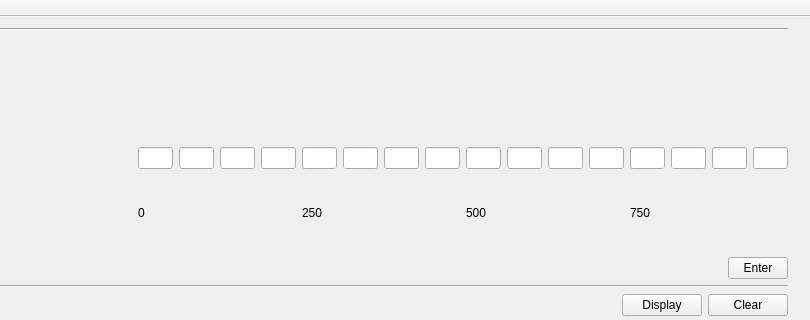
taoduo/QtSongWriter, file mainwindow.ui: the form before one commit; both pictures show x 150 to 960 and y 0 to 320 of the 960 by 717 pixel window.
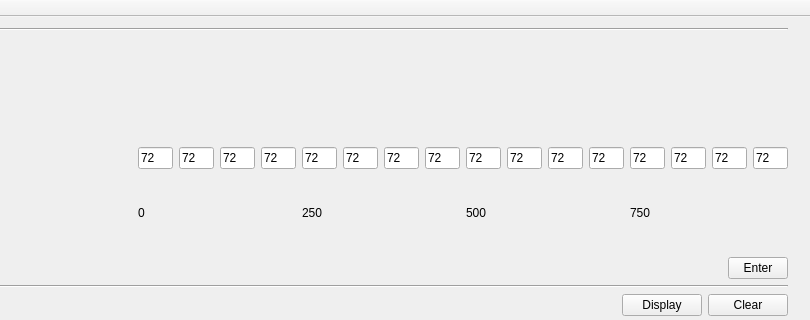
The form after the commit.

What changed in the file:
```diff
--- a/mainwindow.ui
+++ b/mainwindow.ui
@@ -102,6 +102,9 @@
                <height>16777215</height>
               </size>
              </property>
+             <property name="text">
+              <string>72</string>
+             </property>
             </widget>
            </item>
            <item>
@@ -112,6 +115,9 @@
                <height>16777215</height>
               </size>
              </property>
+             <property name="text">
+              <string>72</string>
+             </property>
             </widget>
            </item>
            <item>
@@ -122,6 +128,9 @@
                <height>16777215</height>
               </size>
              </property>
+             <property name="text">
+              <string>72</string>
+             </property>
             </widget>
            </item>
            <item>
@@ -132,6 +141,9 @@
                <height>16777215</height>
               </size>
              </property>
+             <property name="text">
+              <string>72</string>
+             </property>
             </widget>
            </item>
            <item>
@@ -142,6 +154,9 @@
                <height>16777215</height>
               </size>
              </property>
+             <property name="text">
+              <string>72</string>
+             </property>
             </widget>
            </item>
            <item>
@@ -152,6 +167,9 @@
                <height>16777215</height>
               </size>
              </property>
+             <property name="text">
+              <string>72</string>
+             </property>
             </widget>
            </item>
            <item>
@@ -162,6 +180,9 @@
                <height>16777215</height>
               </size>
              </property>
+             <property name="text">
+              <string>72</string>
+             </property>
             </widget>
            </item>
            <item>
@@ -172,6 +193,9 @@
                <height>16777215</height>
               </size>
              </property>
+             <property name="text">
+              <string>72</string>
+             </property>
             </widget>
            </item>
            <item>
@@ -182,6 +206,9 @@
                <height>16777215</height>
               </size>
              </property>
+             <property name="text">
+              <string>72</string>
+             </property>
             </widget>
            </item>
            <item>
@@ -192,6 +219,9 @@
                <height>16777215</height>
               </size>
              </property>
+             <property name="text">
+              <string>72</string>
+             </property>
             </widget>
            </item>
            <item>
@@ -202,6 +232,9 @@
                <height>16777215</height>
               </size>
              </property>
+             <property name="text">
+              <string>72</string>
+             </property>
             </widget>
            </item>
            <item>
@@ -212,6 +245,9 @@
                <height>16777215</height>
               </size>
              </property>
+             <property name="text">
+              <string>72</string>
+             </property>
             </widget>
            </item>
            <item>
@@ -222,6 +258,9 @@
                <height>16777215</height>
               </size>
              </property>
+             <property name="text">
+              <string>72</string>
+             </property>
             </widget>
            </item>
            <item>
@@ -232,6 +271,9 @@
                <height>16777215</height>
               </size>
              </property>
+             <property name="text">
+              <string>72</string>
+             </property>
             </widget>
            </item>
            <item>
@@ -242,6 +284,9 @@
                <height>16777215</height>
               </size>
              </property>
+             <property name="text">
+              <string>72</string>
+             </property>
             </widget>
            </item>
            <item>
@@ -252,6 +297,9 @@
                <height>16777215</height>
               </size>
              </property>
+             <property name="text">
+              <string>72</string>
+             </property>
             </widget>
            </item>
           </layout>
```
